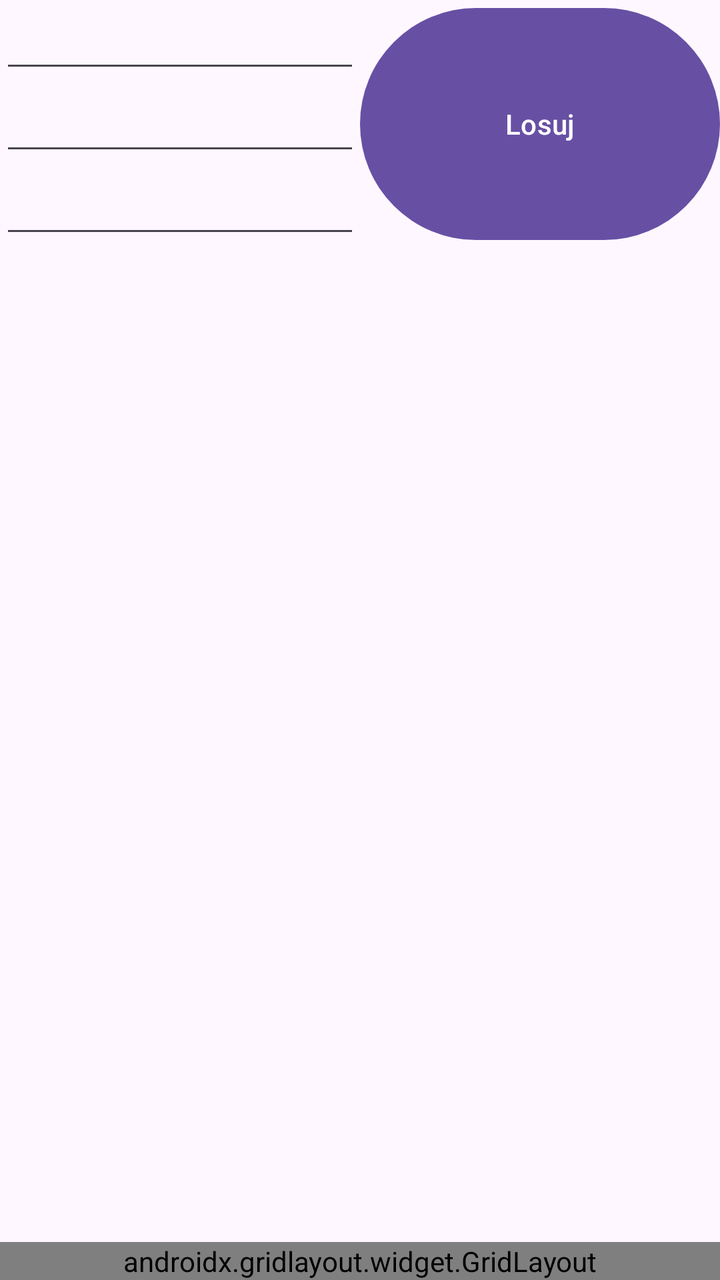
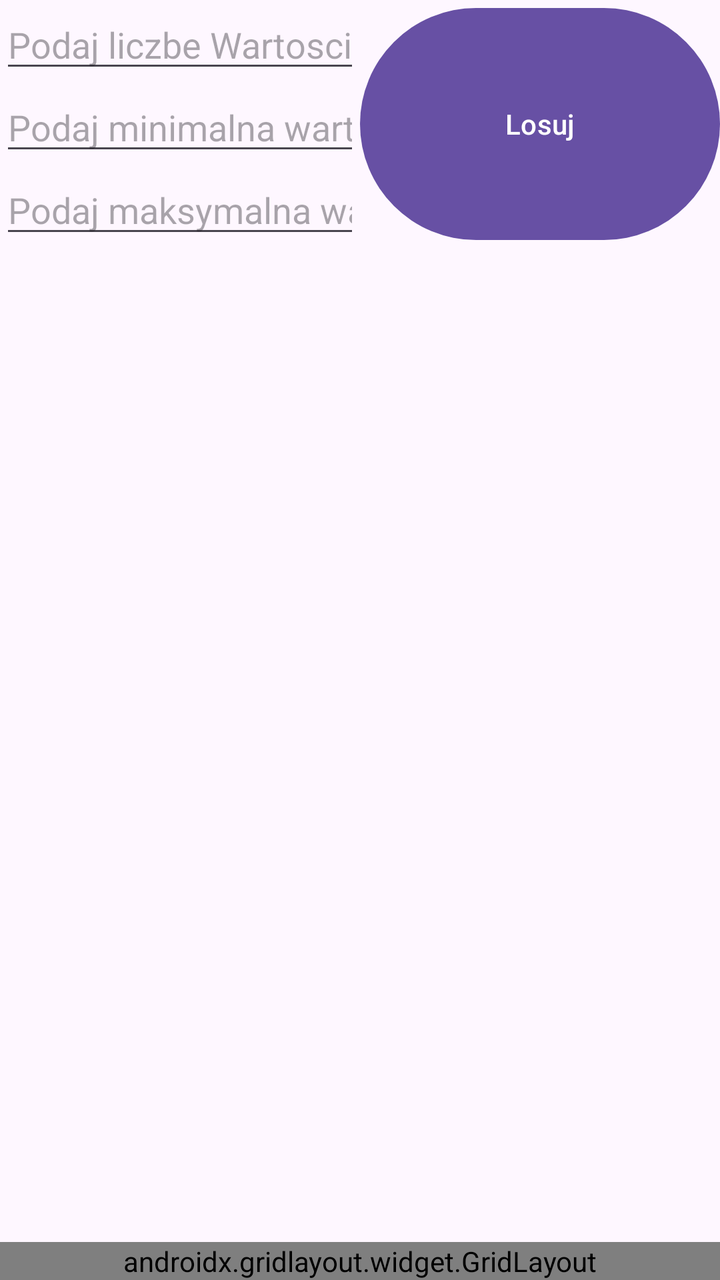

Before-and-after screenshots of an Android layout around one commit, followed by the original layout XML and the change that was made.
<!-- AndroidManifest.xml: application theme Theme.LosowanieiMetody -->
<!-- res/layout/activity_main.xml -->
<?xml version="1.0" encoding="utf-8"?>
<LinearLayout xmlns:android="http://schemas.android.com/apk/res/android"
    xmlns:app="http://schemas.android.com/apk/res-auto"
    xmlns:tools="http://schemas.android.com/tools"
    android:id="@+id/main"
    android:layout_width="match_parent"
    android:layout_height="match_parent"
    android:orientation="vertical"
    tools:context=".MainActivity">

    <LinearLayout
        android:layout_width="match_parent"
        android:layout_height="wrap_content"
        android:orientation="horizontal">

        <LinearLayout
            android:layout_width="0dp"
            android:layout_height="wrap_content"
            android:layout_weight="1"
            android:orientation="vertical">

            <EditText
                android:id="@+id/iloscLiczb"
                android:layout_width="match_parent"
                android:layout_height="wrap_content"
                android:ems="10"
                android:inputType="number" />

            <EditText
                android:id="@+id/odJakiejLiczby"
                android:layout_width="match_parent"
                android:layout_height="wrap_content"
                android:ems="10"
                android:inputType="number" />

            <EditText
                android:id="@+id/doJakiejLiczby"
                android:layout_width="match_parent"
                android:layout_height="wrap_content"
                android:ems="10"
                android:inputType="number" />
        </LinearLayout>

        <Button
            android:id="@+id/losuj"
            android:layout_width="0dp"
            android:layout_height="match_parent"
            android:layout_weight="1"
            android:text="Losuj" />

    </LinearLayout>

    <ListView
        android:layout_width="match_parent"
        android:layout_height="0dp"
        android:layout_weight="1"/>

    <androidx.gridlayout.widget.GridLayout
        android:layout_width="match_parent"
        android:layout_height="wrap_content"
        app:columnCount="2"
        app:rowCount="4">

        <Button
            android:id="@+id/mediana"
            android:layout_width="wrap_content"
            android:layout_height="wrap_content"
            app:layout_columnWeight="1"
            android:text="Mediana"/>

        <Button
            android:id="@+id/dominanta"
            android:layout_width="wrap_content"
            android:layout_height="wrap_content"
            app:layout_columnWeight="1"
            android:text="Dominanta"/>

        <Button
            android:id="@+id/suma"
            android:layout_width="wrap_content"
            android:layout_height="wrap_content"
            app:layout_columnWeight="1"
            android:text="Suma" />

        <Button
            android:id="@+id/max"
            android:layout_width="wrap_content"
            android:layout_height="wrap_content"
            app:layout_columnWeight="1"
            android:text="Max" />

        <Button
            android:id="@+id/min"
            android:layout_width="wrap_content"
            android:layout_height="wrap_content"
            app:layout_columnWeight="1"
            android:text="Min" />

        <Button
            android:id="@+id/srednia"
            android:layout_width="wrap_content"
            android:layout_height="wrap_content"
            app:layout_columnWeight="1"
            android:text="Srednia" />

        <TextView
            android:id="@+id/textView"
            android:layout_width="wrap_content"
            android:layout_height="wrap_content"
            android:text="TextView"
            app:layout_columnSpan="2"/>
    </androidx.gridlayout.widget.GridLayout>


</LinearLayout>
<!-- resources referenced by this layout -->
<resources>
  <style name="Theme.LosowanieiMetody" parent="Base.Theme.LosowanieiMetody" />
  <style name="Base.Theme.LosowanieiMetody" parent="Theme.Material3.DayNight.NoActionBar">
          
          
      </style>
</resources>

<!-- the commit's change to res/layout/activity_main.xml (unified diff, before → after) -->
@@ -24,21 +24,24 @@
                 android:layout_width="match_parent"
                 android:layout_height="wrap_content"
                 android:ems="10"
-                android:inputType="number" />
+                android:inputType="number"
+                android:hint="Podaj liczbe Wartosci"/>
 
             <EditText
                 android:id="@+id/odJakiejLiczby"
                 android:layout_width="match_parent"
                 android:layout_height="wrap_content"
                 android:ems="10"
-                android:inputType="number" />
+                android:inputType="number"
+                android:hint="Podaj minimalna wartosc"/>
 
             <EditText
                 android:id="@+id/doJakiejLiczby"
                 android:layout_width="match_parent"
                 android:layout_height="wrap_content"
                 android:ems="10"
-                android:inputType="number" />
+                android:inputType="number"
+                android:hint="Podaj maksymalna wartosc"/>
         </LinearLayout>
 
         <Button
@@ -51,6 +54,7 @@
     </LinearLayout>
 
     <ListView
+        android:id="@+id/wyswietlanie"
         android:layout_width="match_parent"
         android:layout_height="0dp"
         android:layout_weight="1"/>
